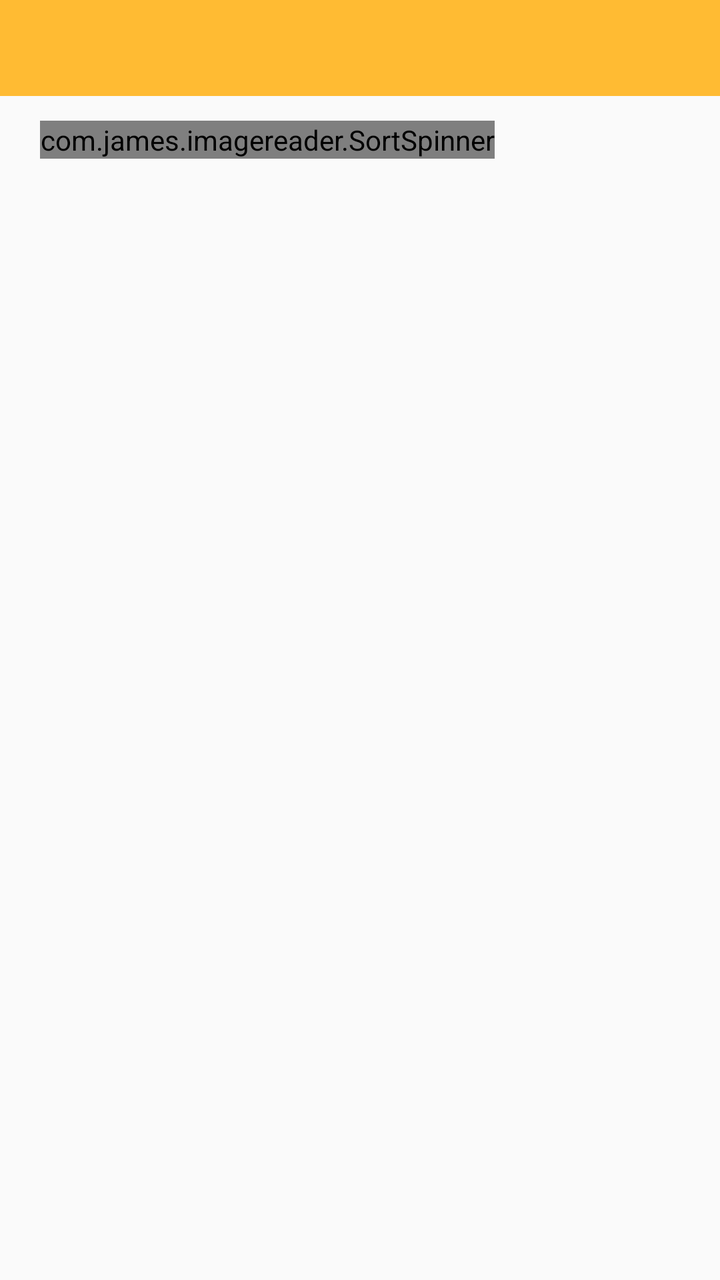
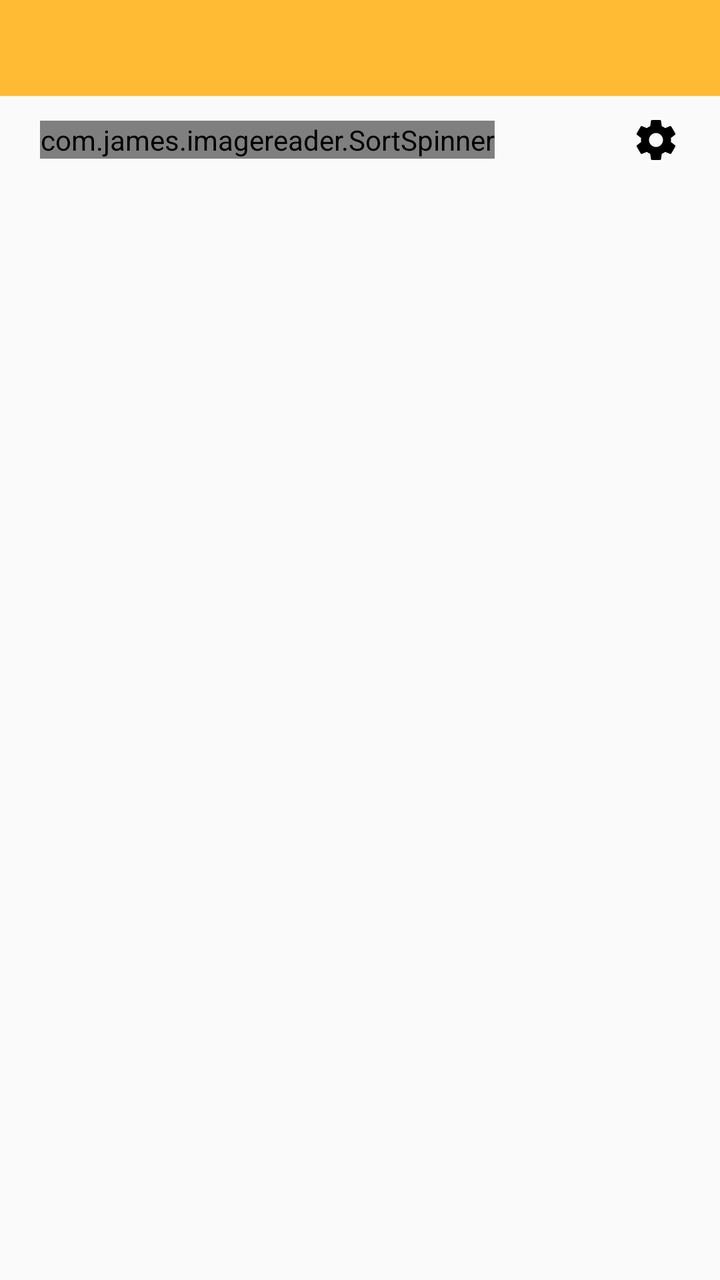

Screens rendered from an Android XML layout before and after an edit, with the pre-edit source and the edit as a unified diff.
<!-- AndroidManifest.xml: application theme AppTheme -->
<!-- res/layout/activity_albums.xml -->
<?xml version="1.0" encoding="utf-8"?>
<LinearLayout xmlns:android="http://schemas.android.com/apk/res/android"
    xmlns:tools="http://schemas.android.com/tools"
    xmlns:app="http://schemas.android.com/apk/res-auto"
    android:id="@+id/main"
    android:layout_width="match_parent"
    android:layout_height="match_parent"
    android:fitsSystemWindows="true"
    android:orientation="vertical"
    tools:context="com.james.imagereader.AssetsActivity">

    <android.support.design.widget.TabLayout
        android:id="@+id/tab_layout"
        android:layout_width="match_parent"
        android:layout_height="wrap_content"
        android:background="@android:color/holo_orange_light"
        app:tabGravity="fill"
        app:tabIndicatorColor="@color/colorAccent"
        app:tabIndicatorHeight="2dp"
        app:tabMode="scrollable"
        app:tabSelectedTextColor="@color/colorAccent"
        app:tabTextColor="@android:color/black" />

    <LinearLayout
        android:id="@+id/layout_sort_bar"
        android:layout_width="match_parent"
        android:layout_height="44dp"
        android:gravity="center_vertical"
        android:orientation="horizontal"
        android:paddingLeft="12dp"
        android:paddingRight="12dp">

        <TextView
            android:layout_width="wrap_content"
            android:layout_height="wrap_content"
            android:text="@string/sort_label"
            android:visibility="gone"
            android:textColor="@android:color/black"
            android:textSize="14sp" />

        <com.james.imagereader.SortSpinner
            android:id="@+id/spinner_sort"
            android:layout_width="wrap_content"
            android:layout_height="wrap_content"
            android:layout_marginStart="8dp" />

        <View
            android:layout_width="0dp"
            android:layout_height="1dp"
            android:layout_weight="1" />

        <TextView
            android:layout_width="wrap_content"
            android:layout_height="wrap_content"
            android:text="@string/display_mode_label"
            android:textColor="@android:color/black"
            android:visibility="gone"
            android:textSize="14sp" />

        <ImageButton
            android:id="@+id/btn_display_mode"
            android:layout_width="40dp"
            android:layout_height="40dp"
            android:layout_marginStart="8dp"
            android:background="?attr/selectableItemBackgroundBorderless"
            android:contentDescription="@string/display_mode_list"
            android:padding="8dp"
            android:scaleType="centerInside" />
    </LinearLayout>

    <android.support.v4.view.ViewPager
        android:id="@+id/view_pager"
        android:layout_width="match_parent"
        android:layout_height="0dp"
        android:layout_weight="1" />

</LinearLayout>
<!-- resources referenced by this layout -->
<resources>
  <color name="colorAccent">#0096ff</color>
  <string name="display_mode_label">View</string>
  <string name="display_mode_list">List</string>
  <string name="sort_label">Sort</string>
  <style name="AppTheme" parent="Theme.AppCompat.Light.DarkActionBar">
          <item name="windowActionBar">false</item>
          <item name="windowNoTitle">true</item>
      </style>
</resources>

<!-- the commit's change to res/layout/activity_albums.xml (unified diff, before → after) -->
@@ -66,6 +66,17 @@
             android:contentDescription="@string/display_mode_list"
             android:padding="8dp"
             android:scaleType="centerInside" />
+
+        <ImageButton
+            android:id="@+id/btn_settings"
+            android:layout_width="40dp"
+            android:layout_height="40dp"
+            android:layout_marginStart="4dp"
+            android:background="?attr/selectableItemBackgroundBorderless"
+            android:contentDescription="@string/settings_title"
+            android:padding="8dp"
+            android:scaleType="centerInside"
+            android:src="@drawable/ic_settings" />
     </LinearLayout>
 
     <android.support.v4.view.ViewPager
<!-- resource entries referenced after the edit -->
@@ -1,8 +1,21 @@
 <!-- resources referenced by this layout -->
 <resources>
   <color name="colorAccent">#0096ff</color>
+  <!-- drawable ic_settings (drawable) -->
+  <?xml version="1.0" encoding="utf-8"?>
+  <vector xmlns:android="http://schemas.android.com/apk/res/android"
+      android:width="24dp"
+      android:height="24dp"
+      android:viewportWidth="24"
+      android:viewportHeight="24">
+  
+      <path
+          android:fillColor="@android:color/black"
+          android:pathData="M19.43,12.98c0.04,-0.32 0.07,-0.65 0.07,-0.98s-0.02,-0.66 -0.07,-0.98l2.11,-1.65c0.19,-0.15 0.24,-0.42 0.12,-0.64l-2,-3.46c-0.12,-0.22 -0.37,-0.31 -0.6,-0.22l-2.49,1c-0.52,-0.4 -1.08,-0.73 -1.69,-0.98L14.5,2.42C14.47,2.18 14.25,2 14,2h-4c-0.25,0 -0.46,0.18 -0.5,0.42L9.12,5.07c-0.61,0.25 -1.17,0.59 -1.69,0.98l-2.49,-1c-0.23,-0.08 -0.48,0 -0.6,0.22l-2,3.46c-0.13,0.22 -0.07,0.49 0.12,0.64l2.11,1.65c-0.04,0.32 -0.08,0.65 -0.08,0.98s0.03,0.66 0.08,0.98l-2.11,1.65c-0.19,0.15 -0.24,0.42 -0.12,0.64l2,3.46c0.12,0.22 0.37,0.31 0.6,0.22l2.49,-1c0.52,0.4 1.08,0.73 1.69,0.98l0.38,2.65c0.04,0.24 0.25,0.42 0.5,0.42h4c0.25,0 0.46,-0.18 0.5,-0.42l0.38,-2.65c0.61,-0.25 1.18,-0.58 1.69,-0.98l2.49,1c0.23,0.08 0.48,0 0.6,-0.22l2,-3.46c0.12,-0.22 0.07,-0.49 -0.12,-0.64l-2.11,-1.65zM12,15.5c-1.93,0 -3.5,-1.57 -3.5,-3.5s1.57,-3.5 3.5,-3.5 3.5,1.57 3.5,3.5 -1.57,3.5 -3.5,3.5z" />
+  </vector>
   <string name="display_mode_label">View</string>
   <string name="display_mode_list">List</string>
+  <string name="settings_title">Settings</string>
   <string name="sort_label">Sort</string>
   <style name="AppTheme" parent="Theme.AppCompat.Light.DarkActionBar">
           <item name="windowActionBar">false</item>
